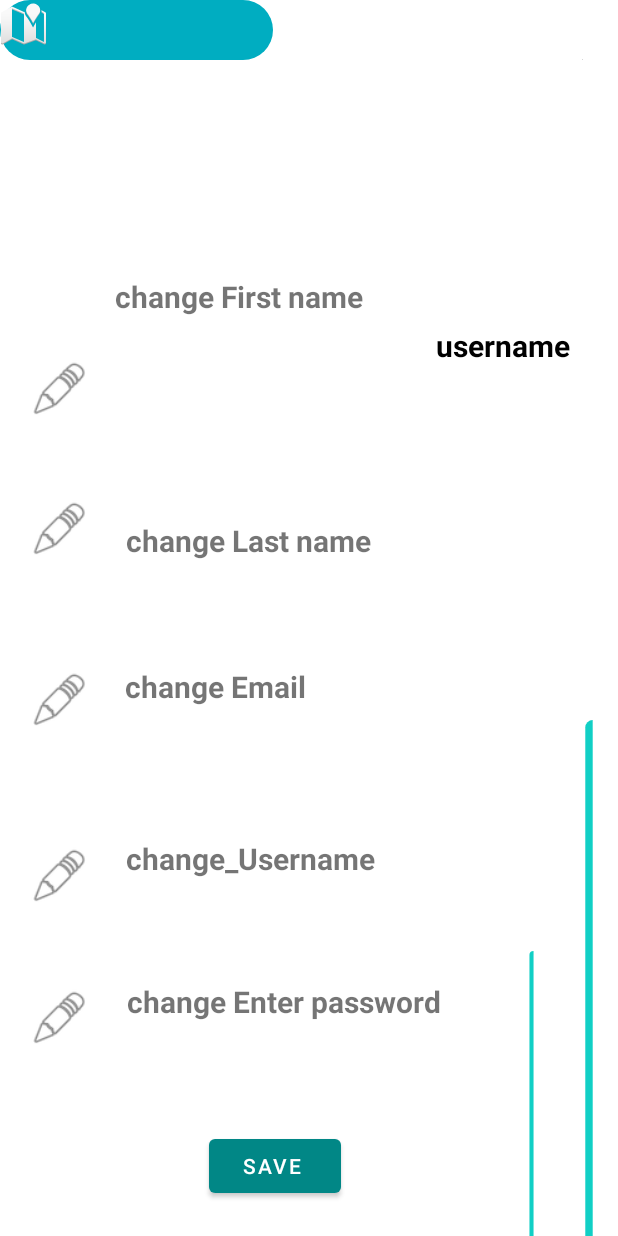
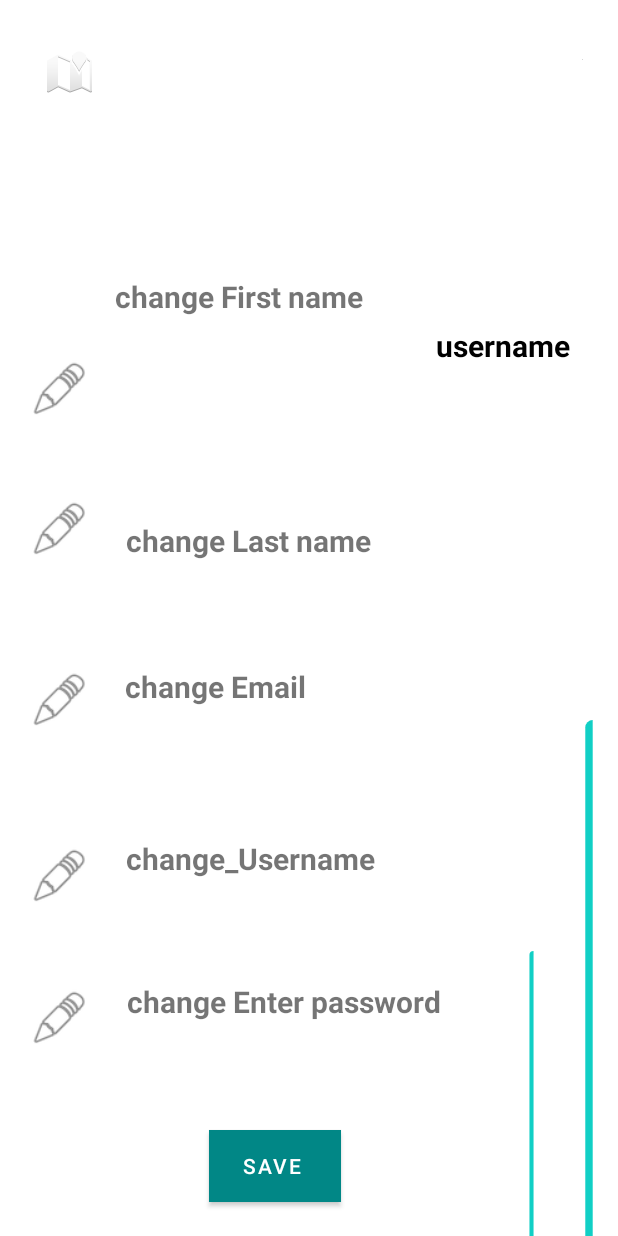
Before and after one commit to 20shaked20/EV-SC, an Android app: the layout edit_profile.xml on its own in the app's theme, with its tools: preview values and no code run, on a phone screen of 412 x 824 dp. Run offline under Robolectric (Android 15) with nearby library versions, the phone set to English and light mode, and no system bars.

Commit message:
layout - xml

```diff
--- a/app/src/main/java/com/example/ev_sc/Login/LoginScreen.java
+++ b/app/src/main/java/com/example/ev_sc/Login/LoginScreen.java
@@ -9,6 +9,7 @@ import android.view.View;
 
 import android.widget.Button;
 import android.widget.EditText;
+import android.widget.ImageView;
 import android.widget.TextView;
 import android.widget.Toast;
 
@@ -38,6 +39,8 @@ public class LoginScreen extends Activity {
     TextView username_view_login;
     TextView password_view_login;
 
+
+
     FirebaseAuth fAuth;
 
     @Override
@@ -59,6 +62,8 @@ public class LoginScreen extends Activity {
         title_login = (TextView) (findViewById(R.id.title_login));
         username_view_login = (TextView) (findViewById(R.id.username_view_login));
         password_view_login = (TextView) (findViewById(R.id.password_view_login));
+
+
 
         // init listeners //
         OnClickRegisterButton();
--- a/app/src/main/res/layout/edit_profile.xml
+++ b/app/src/main/res/layout/edit_profile.xml
@@ -9,25 +9,27 @@
         android:id="@+id/imageView35"
         android:layout_width="22dp"
         android:layout_height="190dp"
+        android:src="@drawable/ic_side_bg"
         app:layout_constraintBottom_toBottomOf="parent"
         app:layout_constraintEnd_toEndOf="parent"
         app:layout_constraintHorizontal_bias="0.881"
         app:layout_constraintStart_toStartOf="parent"
         app:layout_constraintTop_toTopOf="parent"
         app:layout_constraintVertical_bias="1.0"
-        app:srcCompat="@drawable/ic_side_bg" />
+        />
 
     <ImageView
         android:id="@+id/imageView34"
         android:layout_width="24dp"
         android:layout_height="344dp"
+        android:src="@drawable/ic_side_bg"
         app:layout_constraintBottom_toBottomOf="parent"
         app:layout_constraintEnd_toEndOf="parent"
         app:layout_constraintHorizontal_bias="0.981"
         app:layout_constraintStart_toStartOf="parent"
         app:layout_constraintTop_toTopOf="parent"
         app:layout_constraintVertical_bias="1.0"
-        app:srcCompat="@drawable/ic_side_bg" />
+        />
 
     <TextView
         android:id="@+id/change_enter_password_register2"
@@ -109,7 +111,7 @@
         app:layout_constraintStart_toStartOf="parent"
         app:layout_constraintTop_toTopOf="parent"
         app:layout_constraintVertical_bias="0.84"
-        app:srcCompat="@android:drawable/ic_menu_edit" />
+        android:src="@android:drawable/ic_menu_edit" />
 
     <ImageView
         android:id="@+id/imageView73"
@@ -121,7 +123,7 @@
         app:layout_constraintStart_toStartOf="parent"
         app:layout_constraintTop_toTopOf="parent"
         app:layout_constraintVertical_bias="0.719"
-        app:srcCompat="@android:drawable/ic_menu_edit" />
+        android:src="@android:drawable/ic_menu_edit" />
 
     <ImageView
         android:id="@+id/imageView72"
@@ -133,7 +135,7 @@
         app:layout_constraintStart_toStartOf="parent"
         app:layout_constraintTop_toTopOf="parent"
         app:layout_constraintVertical_bias="0.57"
-        app:srcCompat="@android:drawable/ic_menu_edit" />
+        android:src="@android:drawable/ic_menu_edit" />
 
     <ImageView
         android:id="@+id/imageView71"
@@ -145,7 +147,7 @@
         app:layout_constraintStart_toStartOf="parent"
         app:layout_constraintTop_toTopOf="parent"
         app:layout_constraintVertical_bias="0.424"
-        app:srcCompat="@android:drawable/ic_menu_edit" />
+        android:src="@android:drawable/ic_menu_edit" />
 
     <ImageView
         android:id="@+id/imageView69"
@@ -184,13 +186,15 @@
         app:layout_constraintStart_toStartOf="parent"
         app:layout_constraintTop_toTopOf="parent"
         app:layout_constraintVertical_bias="0.305"
-        app:srcCompat="@android:drawable/ic_menu_edit" />
+        android:src="@android:drawable/ic_menu_edit" />
 
     <Button
         android:id="@+id/save"
         android:layout_width="wrap_content"
         android:layout_height="wrap_content"
         android:text="save "
+        android:textColor="@color/white"
+        android:background="@color/teal_700"
         app:layout_constraintBottom_toBottomOf="parent"
         app:layout_constraintEnd_toEndOf="parent"
         app:layout_constraintHorizontal_bias="0.43"
@@ -199,18 +203,14 @@
         app:layout_constraintVertical_bias="0.971" />
 
     <ImageView
-        android:id="@+id/imageView17"
-        android:layout_width="wrap_content"
-        android:layout_height="wrap_content"
-        app:srcCompat="@drawable/button_background_blue"
-        tools:layout_editor_absoluteX="-77dp"
-        tools:layout_editor_absoluteY="30dp" />
-
-    <ImageView
         android:id="@+id/imageView33"
         android:layout_width="wrap_content"
         android:layout_height="wrap_content"
-        app:srcCompat="@android:drawable/ic_dialog_map"
-        tools:layout_editor_absoluteX="44dp"
-        tools:layout_editor_absoluteY="37dp" />
+        android:src="@android:drawable/ic_dialog_map"
+        app:layout_constraintBottom_toBottomOf="parent"
+        app:layout_constraintEnd_toEndOf="parent"
+        app:layout_constraintHorizontal_bias="0.081"
+        app:layout_constraintStart_toStartOf="parent"
+        app:layout_constraintTop_toTopOf="parent"
+        app:layout_constraintVertical_bias="0.04" />
 </androidx.constraintlayout.widget.ConstraintLayout>
--- a/app/src/main/res/values-night/themes.xml
+++ /dev/null
@@ -1,16 +0,0 @@
-<resources xmlns:tools="http://schemas.android.com/tools">
-    <!-- Base application theme. -->
-    <style name="Theme.EVSC" parent="Theme.MaterialComponents.DayNight.DarkActionBar">
-        <!-- Primary brand color. -->
-        <item name="colorPrimary">@color/purple_200</item>
-        <item name="colorPrimaryVariant">@color/purple_700</item>
-        <item name="colorOnPrimary">@color/black</item>
-        <!-- Secondary brand color. -->
-        <item name="colorSecondary">@color/teal_200</item>
-        <item name="colorSecondaryVariant">@color/teal_200</item>
-        <item name="colorOnSecondary">@color/black</item>
-        <!-- Status bar color. -->
-        <item name="android:statusBarColor">?attr/colorPrimaryVariant</item>
-        <!-- Customize your theme here. -->
-    </style>
-</resources>
```
Also changed, not shown: app/src/main/res/layout/add_station.xml (+11 -17 lines), app/src/main/res/layout/admin_profile.xml (+11 -17 lines), app/src/main/res/layout/edit_station.xml (+19 -17 lines), app/src/main/res/layout/favorites.xml (+12 -19 lines), app/src/main/res/layout/login.xml (+16 -7 lines), app/src/main/res/layout/register.xml (+5 -3 lines), app/src/main/res/layout/station.xml (+23 -31 lines), app/src/main/res/layout/user_profile.xml (+14 -34 lines), app/src/main/res/values/styles.xml (deleted, +0 -51 lines).
